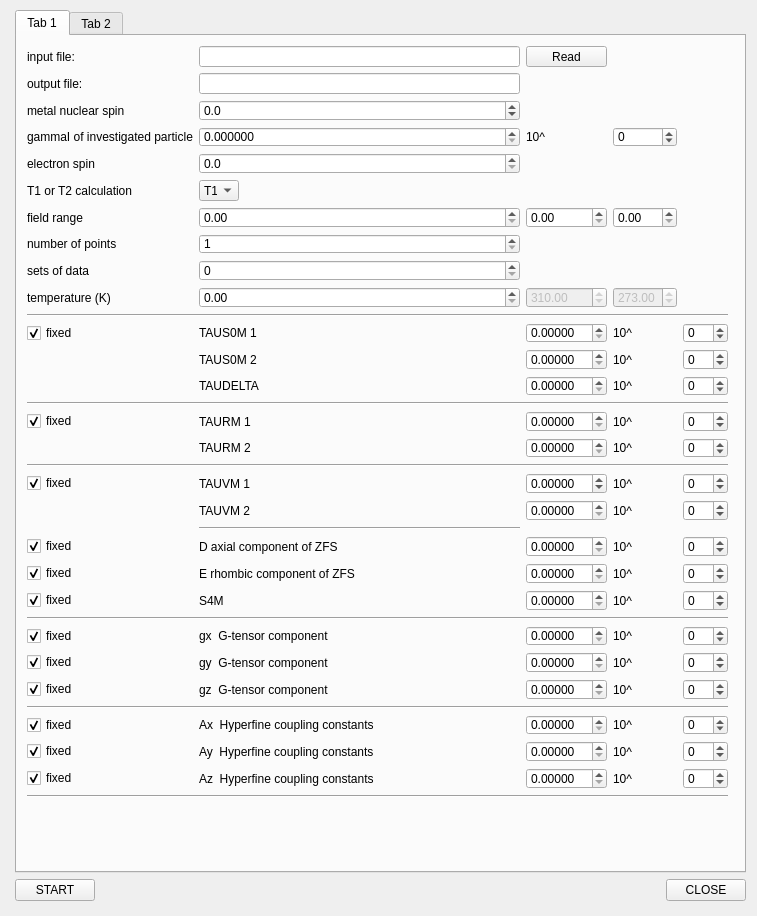
First picture: the form in src/mainwidget.ui, repository wdastru/NMRD, before the edit.
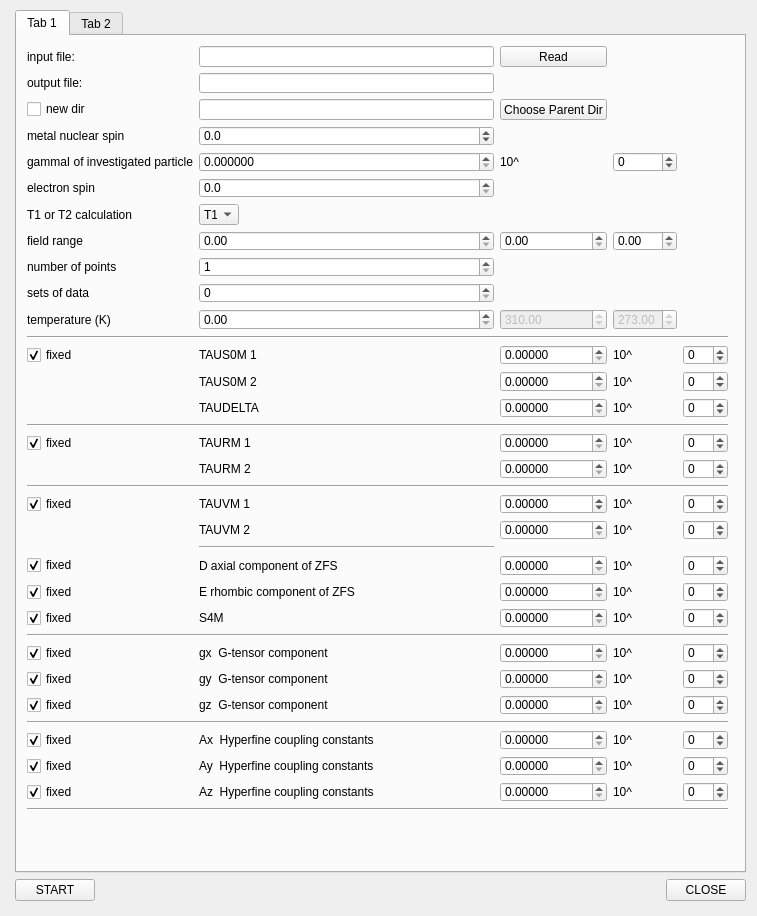
Second picture: the form after the edit.

Patch:
```diff
--- a/src/mainwidget.ui
+++ b/src/mainwidget.ui
@@ -47,7 +47,7 @@
           <x>0</x>
           <y>0</y>
           <width>721</width>
-          <height>763</height>
+          <height>776</height>
          </rect>
         </property>
         <layout class="QGridLayout" name="gridLayout">
@@ -60,7 +60,58 @@
          <property name="rightMargin">
           <number>10</number>
          </property>
-         <item row="3" column="1">
+         <item row="32" column="0">
+          <widget class="QCheckBox" name="gyCheckBox">
+           <property name="text">
+            <string>fixed</string>
+           </property>
+           <property name="checked">
+            <bool>true</bool>
+           </property>
+          </widget>
+         </item>
+         <item row="33" column="1">
+          <widget class="QLabel" name="gzLabel">
+           <property name="text">
+            <string>gz  G-tensor component</string>
+           </property>
+          </widget>
+         </item>
+         <item row="35" column="2">
+          <widget class="QDoubleSpinBox" name="AxDoubleSpinBox">
+           <property name="decimals">
+            <number>5</number>
+           </property>
+           <property name="maximum">
+            <double>10.000000000000000</double>
+           </property>
+           <property name="singleStep">
+            <double>0.100000000000000</double>
+           </property>
+          </widget>
+         </item>
+         <item row="32" column="3">
+          <widget class="QLabel" name="label_22">
+           <property name="text">
+            <string>10^</string>
+           </property>
+          </widget>
+         </item>
+         <item row="32" column="1">
+          <widget class="QLabel" name="gyLabel">
+           <property name="text">
+            <string>gy  G-tensor component</string>
+           </property>
+          </widget>
+         </item>
+         <item row="32" column="4">
+          <widget class="QSpinBox" name="gyExpSpinBox">
+           <property name="minimum">
+            <number>-99</number>
+           </property>
+          </widget>
+         </item>
+         <item row="4" column="1">
           <widget class="QDoubleSpinBox" name="metalNuclearSpinDoubleSpinBox">
            <property name="decimals">
             <number>1</number>
@@ -76,28 +127,28 @@
            </property>
           </widget>
          </item>
-         <item row="4" column="0">
+         <item row="5" column="0">
           <widget class="QLabel" name="gammaILabel">
            <property name="text">
             <string>gammaI of investigated particle</string>
            </property>
           </widget>
          </item>
-         <item row="12" column="4">
+         <item row="13" column="4">
           <widget class="QSpinBox" name="TAUMS01ExpSpinBox">
            <property name="minimum">
             <number>-99</number>
            </property>
           </widget>
          </item>
-         <item row="7" column="0">
+         <item row="8" column="0">
           <widget class="QLabel" name="fieldRangeLabel">
            <property name="text">
             <string>field range</string>
            </property>
           </widget>
          </item>
-         <item row="36" column="2">
+         <item row="37" column="2">
           <widget class="QDoubleSpinBox" name="AzDoubleSpinBox">
            <property name="decimals">
             <number>5</number>
@@ -110,28 +161,28 @@
            </property>
           </widget>
          </item>
-         <item row="36" column="1">
+         <item row="37" column="1">
           <widget class="QLabel" name="AzLabel">
            <property name="text">
             <string>Az  Hyperfine coupling constants</string>
            </property>
           </widget>
          </item>
-         <item row="36" column="3">
+         <item row="37" column="3">
           <widget class="QLabel" name="label_31">
            <property name="text">
             <string>10^</string>
            </property>
           </widget>
          </item>
-         <item row="35" column="3">
+         <item row="36" column="3">
           <widget class="QLabel" name="label_26">
            <property name="text">
             <string>10^</string>
            </property>
           </widget>
          </item>
-         <item row="36" column="0">
+         <item row="37" column="0">
           <widget class="QCheckBox" name="AzCheckBox">
            <property name="text">
             <string>fixed</string>
@@ -141,86 +192,35 @@
            </property>
           </widget>
          </item>
-         <item row="35" column="4">
+         <item row="36" column="4">
           <widget class="QSpinBox" name="AyExpSpinBox">
            <property name="minimum">
             <number>-99</number>
            </property>
           </widget>
          </item>
-         <item row="31" column="0">
-          <widget class="QCheckBox" name="gyCheckBox">
-           <property name="text">
-            <string>fixed</string>
-           </property>
-           <property name="checked">
-            <bool>true</bool>
-           </property>
-          </widget>
-         </item>
-         <item row="8" column="0">
+         <item row="9" column="0">
           <widget class="QLabel" name="numberOfPointsLabel">
            <property name="text">
             <string>number of points</string>
            </property>
           </widget>
          </item>
-         <item row="31" column="4">
-          <widget class="QSpinBox" name="gyExpSpinBox">
-           <property name="minimum">
-            <number>-99</number>
-           </property>
-          </widget>
-         </item>
-         <item row="31" column="1">
-          <widget class="QLabel" name="gyLabel">
-           <property name="text">
-            <string>gy  G-tensor component</string>
-           </property>
-          </widget>
-         </item>
-         <item row="31" column="3">
-          <widget class="QLabel" name="label_22">
-           <property name="text">
-            <string>10^</string>
-           </property>
-          </widget>
-         </item>
-         <item row="34" column="2">
-          <widget class="QDoubleSpinBox" name="AxDoubleSpinBox">
-           <property name="decimals">
-            <number>5</number>
-           </property>
-           <property name="maximum">
-            <double>10.000000000000000</double>
-           </property>
-           <property name="singleStep">
-            <double>0.100000000000000</double>
-           </property>
-          </widget>
-         </item>
-         <item row="32" column="1">
-          <widget class="QLabel" name="gzLabel">
-           <property name="text">
-            <string>gz  G-tensor component</string>
-           </property>
-          </widget>
-         </item>
-         <item row="34" column="1">
+         <item row="35" column="1">
           <widget class="QLabel" name="AxLabel">
            <property name="text">
             <string>Ax  Hyperfine coupling constants</string>
            </property>
           </widget>
          </item>
-         <item row="33" column="0" colspan="5">
+         <item row="34" column="0" colspan="5">
           <widget class="Line" name="line_6">
            <property name="orientation">
             <enum>Qt::Horizontal</enum>
            </property>
           </widget>
          </item>
-         <item row="31" column="2">
+         <item row="32" column="2">
           <widget class="QDoubleSpinBox" name="gyDoubleSpinBox">
            <property name="decimals">
             <number>5</number>
@@ -233,14 +233,14 @@
            </property>
           </widget>
          </item>
-         <item row="32" column="4">
+         <item row="33" column="4">
           <widget class="QSpinBox" name="gzExpSpinBox">
            <property name="minimum">
             <number>-99</number>
            </property>
           </widget>
          </item>
-         <item row="32" column="2">
+         <item row="33" column="2">
           <widget class="QDoubleSpinBox" name="gzDoubleSpinBox">
            <property name="decimals">
             <number>5</number>
@@ -253,7 +253,7 @@
            </property>
           </widget>
          </item>
-         <item row="32" column="0">
+         <item row="33" column="0">
           <widget class="QCheckBox" name="gzCheckBox">
            <property name="text">
             <string>fixed</string>
@@ -263,35 +263,35 @@
            </property>
           </widget>
          </item>
-         <item row="32" column="3">
+         <item row="33" column="3">
           <widget class="QLabel" name="label_23">
            <property name="text">
             <string>10^</string>
            </property>
           </widget>
          </item>
-         <item row="28" column="3">
+         <item row="29" column="3">
           <widget class="QLabel" name="label_32">
            <property name="text">
             <string>10^</string>
            </property>
           </widget>
          </item>
-         <item row="25" column="1">
-          <widget class="Line" name="line_4">
-           <property name="orientation">
-            <enum>Qt::Horizontal</enum>
-           </property>
-          </widget>
-         </item>
          <item row="26" column="1">
+          <widget class="Line" name="line_4">
+           <property name="orientation">
+            <enum>Qt::Horizontal</enum>
+           </property>
+          </widget>
+         </item>
+         <item row="27" column="1">
           <widget class="QLabel" name="DZFSLabel">
            <property name="text">
             <string>D axial component of ZFS</string>
            </property>
           </widget>
          </item>
-         <item row="26" column="2">
+         <item row="27" column="2">
           <widget class="QDoubleSpinBox" name="DZFSDoubleSpinBox">
            <property name="decimals">
             <number>5</number>
@@ -304,14 +304,14 @@
            </property>
           </widget>
          </item>
-         <item row="26" column="4">
+         <item row="27" column="4">
           <widget class="QSpinBox" name="DZFSExpSpinBox">
            <property name="minimum">
             <number>-99</number>
            </property>
           </widget>
          </item>
-         <item row="28" column="0">
+         <item row="29" column="0">
           <widget class="QCheckBox" name="S4MCheckBox">
            <property name="text">
             <string>fixed</string>
@@ -321,14 +321,14 @@
            </property>
           </widget>
          </item>
-         <item row="30" column="4">
+         <item row="31" column="4">
           <widget class="QSpinBox" name="gxExpSpinBox">
            <property name="minimum">
             <number>-99</number>
            </property>
           </widget>
          </item>
-         <item row="26" column="0">
+         <item row="27" column="0">
           <widget class="QCheckBox" name="DZFSCheckBox">
            <property name="text">
             <string>fixed</string>
@@ -338,7 +338,7 @@
            </property>
           </widget>
          </item>
-         <item row="30" column="2">
+         <item row="31" column="2">
           <widget class="QDoubleSpinBox" name="gxDoubleSpinBox">
            <property name="decimals">
             <number>5</number>
@@ -351,35 +351,35 @@
            </property>
           </widget>
          </item>
-         <item row="30" column="1">
+         <item row="31" column="1">
           <widget class="QLabel" name="gxLabel">
            <property name="text">
             <string>gx  G-tensor component</string>
            </property>
           </widget>
          </item>
-         <item row="29" column="0" colspan="5">
+         <item row="30" column="0" colspan="5">
           <widget class="Line" name="line_5">
            <property name="orientation">
             <enum>Qt::Horizontal</enum>
            </property>
           </widget>
          </item>
-         <item row="27" column="4">
+         <item row="28" column="4">
           <widget class="QSpinBox" name="EZFSExpSpinBox">
            <property name="minimum">
             <number>-99</number>
            </property>
           </widget>
          </item>
-         <item row="30" column="3">
+         <item row="31" column="3">
           <widget class="QLabel" name="label_21">
            <property name="text">
             <string>10^</string>
            </property>
           </widget>
          </item>
-         <item row="28" column="2">
+         <item row="29" column="2">
           <widget class="QDoubleSpinBox" name="S4MDoubleSpinBox">
            <property name="decimals">
             <number>5</number>
@@ -392,28 +392,28 @@
            </property>
           </widget>
          </item>
-         <item row="26" column="3">
-          <widget class="QLabel" name="label_19">
-           <property name="text">
-            <string>10^</string>
-           </property>
-          </widget>
-         </item>
          <item row="27" column="3">
+          <widget class="QLabel" name="label_19">
+           <property name="text">
+            <string>10^</string>
+           </property>
+          </widget>
+         </item>
+         <item row="28" column="3">
           <widget class="QLabel" name="label_20">
            <property name="text">
             <string>10^</string>
            </property>
           </widget>
          </item>
-         <item row="24" column="3">
+         <item row="25" column="3">
           <widget class="QLabel" name="label_9">
            <property name="text">
             <string>10^</string>
            </property>
           </widget>
          </item>
-         <item row="27" column="0">
+         <item row="28" column="0">
           <widget class="QCheckBox" name="EZFSCheckBox">
            <property name="text">
             <string>fixed</string>
@@ -423,14 +423,14 @@
            </property>
           </widget>
          </item>
-         <item row="27" column="1">
+         <item row="28" column="1">
           <widget class="QLabel" name="EZFSLabel">
            <property name="text">
             <string>E rhombic component of ZFS</string>
            </property>
           </widget>
          </item>
-         <item row="30" column="0">
+         <item row="31" column="0">
           <widget class="QCheckBox" name="gxCheckBox">
            <property name="text">
             <string>fixed</string>
@@ -440,21 +440,21 @@
            </property>
           </widget>
          </item>
-         <item row="24" column="4">
+         <item row="25" column="4">
           <widget class="QSpinBox" name="TAUVM2ExpSpinBox">
            <property name="minimum">
             <number>-99</number>
            </property>
           </widget>
          </item>
-         <item row="28" column="1">
+         <item row="29" column="1">
           <widget class="QLabel" name="S4MLabel">
            <property name="text">
             <string>S4M</string>
            </property>
           </widget>
          </item>
-         <item row="27" column="2">
+         <item row="28" column="2">
           <widget class="QDoubleSpinBox" name="EZFSDoubleSpinBox">
            <property name="decimals">
             <number>5</number>
@@ -467,42 +467,42 @@
            </property>
           </widget>
          </item>
-         <item row="28" column="4">
+         <item row="29" column="4">
           <widget class="QSpinBox" name="S4MExpSpinBox">
            <property name="minimum">
             <number>-99</number>
            </property>
           </widget>
          </item>
-         <item row="20" column="3">
+         <item row="21" column="3">
           <widget class="QLabel" name="label_5">
            <property name="text">
             <string>10^</string>
            </property>
           </widget>
          </item>
-         <item row="12" column="1">
+         <item row="13" column="1">
           <widget class="QLabel" name="TAUMS01Label">
            <property name="text">
             <string>TAUS0M 1</string>
            </property>
           </widget>
          </item>
-         <item row="4" column="3">
+         <item row="5" column="3">
           <widget class="QSpinBox" name="gammaIExpSpinBox">
            <property name="minimum">
             <number>-99</number>
            </property>
           </widget>
          </item>
-         <item row="21" column="4">
+         <item row="22" column="4">
           <widget class="QSpinBox" name="TAURM2ExpSpinBox">
            <property name="minimum">
             <number>-99</number>
            </property>
           </widget>
          </item>
-         <item row="4" column="1">
+         <item row="5" column="1">
           <widget class="QDoubleSpinBox" name="gammaIDoubleSpinBox">
            <property name="decimals">
             <number>6</number>
@@ -515,35 +515,35 @@
            </property>
           </widget>
          </item>
-         <item row="20" column="1">
+         <item row="21" column="1">
           <widget class="QLabel" name="TAURM1Label">
            <property name="text">
             <string>TAURM 1</string>
            </property>
           </widget>
          </item>
-         <item row="11" column="0" colspan="5">
+         <item row="12" column="0" colspan="5">
           <widget class="Line" name="line">
            <property name="orientation">
             <enum>Qt::Horizontal</enum>
            </property>
           </widget>
          </item>
-         <item row="21" column="3">
+         <item row="22" column="3">
           <widget class="QLabel" name="label_6">
            <property name="text">
             <string>10^</string>
            </property>
           </widget>
          </item>
-         <item row="17" column="4">
+         <item row="18" column="4">
           <widget class="QSpinBox" name="TAUDELTAExpSpinBox">
            <property name="minimum">
             <number>-99</number>
            </property>
           </widget>
          </item>
-         <item row="20" column="2">
+         <item row="21" column="2">
           <widget class="QDoubleSpinBox" name="TAURM1DoubleSpinBox">
            <property name="decimals">
             <number>5</number>
@@ -556,21 +556,21 @@
            </property>
           </widget>
          </item>
-         <item row="17" column="1">
+         <item row="18" column="1">
           <widget class="QLabel" name="TAUDELTALabel">
            <property name="text">
             <string>TAUDELTA</string>
            </property>
           </widget>
          </item>
-         <item row="19" column="0" colspan="5">
+         <item row="20" column="0" colspan="5">
           <widget class="Line" name="line_2">
            <property name="orientation">
             <enum>Qt::Horizontal</enum>
            </property>
           </widget>
          </item>
-         <item row="21" column="2">
+         <item row="22" column="2">
           <widget class="QDoubleSpinBox" name="TAURM2DoubleSpinBox">
            <property name="decimals">
             <number>5</number>
@@ -583,42 +583,42 @@
            </property>
           </widget>
          </item>
-         <item row="20" column="4">
+         <item row="21" column="4">
           <widget class="QSpinBox" name="TAURM1ExpSpinBox">
            <property name="minimum">
             <number>-99</number>
            </property>
           </widget>
          </item>
-         <item row="5" column="0">
+         <item row="6" column="0">
           <widget class="QLabel" name="elSpinLabel">
            <property name="text">
             <string>electron spin</string>
            </property>
           </widget>
          </item>
-         <item row="22" column="0" colspan="5">
+         <item row="23" column="0" colspan="5">
           <widget class="Line" name="line_3">
            <property name="orientation">
             <enum>Qt::Horizontal</enum>
            </property>
           </widget>
          </item>
-         <item row="23" column="1">
+         <item row="24" column="1">
           <widget class="QLabel" name="TAUVM1Label">
            <property name="text">
             <string>TAUVM 1</string>
            </property>
           </widget>
          </item>
-         <item row="12" column="3">
+         <item row="13" column="3">
           <widget class="QLabel" name="label_2">
            <property name="text">
             <string>10^</string>
            </property>
           </widget>
          </item>
-         <item row="23" column="2">
+         <item row="24" column="2">
           <widget class="QDoubleSpinBox" name="TAUVM1DoubleSpinBox">
            <property name="decimals">
             <number>5</number>
@@ -634,17 +634,17 @@
            </property>
           </widget>
          </item>
-         <item row="23" column="3">
+         <item row="24" column="3">
           <widget class="QLabel" name="label_8">
            <property name="text">
             <string>10^</string>
            </property>
           </widget>
          </item>
-         <item row="7" column="1">
+         <item row="8" column="1">
           <widget class="QDoubleSpinBox" name="fieldRangeX1DoubleSpinBox"/>
          </item>
-         <item row="5" column="1">
+         <item row="6" column="1">
           <widget class="QDoubleSpinBox" name="elSpinDoubleSpinBox">
            <property name="decimals">
             <number>1</number>
@@ -654,28 +654,28 @@
            </property>
           </widget>
          </item>
-         <item row="6" column="0">
+         <item row="7" column="0">
           <widget class="QLabel" name="T1T2Label">
            <property name="text">
             <string>T1 or T2 calculation</string>
            </property>
           </widget>
          </item>
-         <item row="21" column="1">
+         <item row="22" column="1">
           <widget class="QLabel" name="TAURM2Label">
            <property name="text">
             <string>TAURM 2</string>
            </property>
           </widget>
          </item>
-         <item row="4" column="2">
+         <item row="5" column="2">
           <widget class="QLabel" name="gammaILabel2">
            <property name="text">
             <string>10^</string>
            </property>
           </widget>
          </item>
-         <item row="20" column="0">
+         <item row="21" column="0">
           <widget class="QCheckBox" name="TauRCheckBox">
            <property name="text">
             <string>fixed</string>
@@ -685,7 +685,7 @@
            </property>
           </widget>
          </item>
-         <item row="6" column="1">
+         <item row="7" column="1">
           <widget class="QComboBox" name="T1T2ComboBox">
            <property name="maximumSize">
             <size>
@@ -708,7 +708,7 @@
            </item>
           </widget>
          </item>
-         <item row="17" column="2">
+         <item row="18" column="2">
           <widget class="QDoubleSpinBox" name="TAUDELTADoubleSpinBox">
            <property name="decimals">
             <number>5</number>
@@ -724,7 +724,7 @@
            </property>
           </widget>
          </item>
-         <item row="12" column="2">
+         <item row="13" column="2">
           <widget class="QDoubleSpinBox" name="TAUMS01DoubleSpinBox">
            <property name="decimals">
             <number>5</number>
@@ -737,14 +737,14 @@
            </property>
           </widget>
          </item>
-         <item row="17" column="3">
+         <item row="18" column="3">
           <widget class="QLabel" name="label_4">
            <property name="text">
             <string>10^</string>
            </property>
           </widget>
          </item>
-         <item row="24" column="2">
+         <item row="25" column="2">
           <widget class="QDoubleSpinBox" name="TAUVM2DoubleSpinBox">
            <property name="decimals">
             <number>5</number>
@@ -757,21 +757,21 @@
            </property>
           </widget>
          </item>
-         <item row="24" column="1">
+         <item row="25" column="1">
           <widget class="QLabel" name="TAUVM2Label">
            <property name="text">
             <string>TAUVM 2</string>
            </property>
           </widget>
          </item>
-         <item row="23" column="4">
+         <item row="24" column="4">
           <widget class="QSpinBox" name="TAUVM1ExpSpinBox">
            <property name="minimum">
             <number>-99</number>
            </property>
           </widget>
          </item>
-         <item row="23" column="0">
+         <item row="24" column="0">
           <widget class="QCheckBox" name="TauVCheckBox">
            <property name="text">
             <string>fixed</string>
@@ -781,10 +781,10 @@
            </property>
           </widget>
          </item>
-         <item row="7" column="3">
+         <item row="8" column="3">
           <widget class="QDoubleSpinBox" name="fieldRangeX3DoubleSpinBox"/>
          </item>
-         <item row="10" column="3">
+         <item row="11" column="3">
           <widget class="QDoubleSpinBox" name="temp3DoubleSpinBox">
            <property name="enabled">
             <bool>false</bool>
@@ -797,14 +797,14 @@
            </property>
           </widget>
          </item>
-         <item row="14" column="4">
+         <item row="15" column="4">
           <widget class="QSpinBox" name="TAUMS02ExpSpinBox">
            <property name="minimum">
             <number>-99</number>
            </property>
           </widget>
          </item>
-         <item row="10" column="2">
+         <item row="11" column="2">
           <widget class="QDoubleSpinBox" name="temp2DoubleSpinBox">
            <property name="enabled">
             <bool>false</bool>
@@ -817,28 +817,28 @@
            </property>
           </widget>
          </item>
-         <item row="14" column="3">
+         <item row="15" column="3">
           <widget class="QLabel" name="label_3">
            <property name="text">
             <string>10^</string>
            </property>
           </widget>
          </item>
-         <item row="10" column="0">
+         <item row="11" column="0">
           <widget class="QLabel" name="tempLabel">
            <property name="text">
             <string>temperature (K)</string>
            </property>
           </widget>
          </item>
-         <item row="10" column="1">
+         <item row="11" column="1">
           <widget class="QDoubleSpinBox" name="temp1DoubleSpinBox">
            <property name="maximum">
             <double>500.000000000000000</double>
            </property>
           </widget>
          </item>
-         <item row="14" column="2">
+         <item row="15" column="2">
           <widget class="QDoubleSpinBox" name="TAUMS02DoubleSpinBox">
            <property name="decimals">
             <number>5</number>
@@ -851,10 +851,10 @@
            </property>
           </widget>
          </item>
-         <item row="7" column="2">
+         <item row="8" column="2">
           <widget class="QDoubleSpinBox" name="fieldRangeX2DoubleSpinBox"/>
          </item>
-         <item row="12" column="0">
+         <item row="13" column="0">
           <widget class="QCheckBox" name="TauSCheckBox">
            <property name="text">
             <string>fixed</string>
@@ -864,14 +864,14 @@
            </property>
           </widget>
          </item>
-         <item row="9" column="0">
+         <item row="10" column="0">
           <widget class="QLabel" name="datasetsLabel">
            <property name="text">
             <string>sets of data</string>
            </property>
           </widget>
          </item>
-         <item row="9" column="1">
+         <item row="10" column="1">
           <widget class="QSpinBox" name="datasetsSpinBox">
            <property name="minimum">
             <number>0</number>
@@ -884,14 +884,14 @@
            </property>
           </widget>
          </item>
-         <item row="14" column="1">
+         <item row="15" column="1">
           <widget class="QLabel" name="TAUMS02Label">
            <property name="text">
             <string>TAUS0M 2</string>
            </property>
           </widget>
          </item>
-         <item row="37" column="0" colspan="5">
+         <item row="38" column="0" colspan="5">
           <widget class="Line" name="line_7">
            <property name="orientation">
             <enum>Qt::Horizontal</enum>
@@ -901,14 +901,14 @@
          <item row="2" column="1">
           <widget class="QLineEdit" name="outputFileLineEdit"/>
          </item>
-         <item row="3" column="0">
+         <item row="4" column="0">
           <widget class="QLabel" name="metalNuclearSpinLabel">
            <property name="text">
             <string>metal nuclear spin</string>
            </property>
           </widget>
          </item>
-         <item row="36" column="4">
+         <item row="37" column="4">
           <widget class="QSpinBox" name="AzExpSpinBox">
            <property name="minimum">
             <number>-99</number>
@@ -922,7 +922,7 @@
            </property>
           </widget>
          </item>
-         <item row="35" column="2">
+         <item row="36" column="2">
           <widget class="QDoubleSpinBox" name="AyDoubleSpinBox">
            <property name="decimals">
             <number>5</number>
@@ -935,17 +935,17 @@
            </property>
           </widget>
          </item>
-         <item row="34" column="0">
-          <widget class="QCheckBox" name="AxCheckBox">
-           <property name="text">
-            <string>fixed</string>
-           </property>
-           <property name="checked">
-            <bool>true</bool>
-           </property>
-          </widget>
-         </item>
          <item row="35" column="0">
+          <widget class="QCheckBox" name="AxCheckBox">
+           <property name="text">
+            <string>fixed</string>
+           </property>
+           <property name="checked">
+            <bool>true</bool>
+           </property>
+          </widget>
+         </item>
+         <item row="36" column="0">
           <widget class="QCheckBox" name="AyCheckBox">
            <property name="text">
             <string>fixed</string>
@@ -955,21 +955,21 @@
            </property>
           </widget>
          </item>
-         <item row="35" column="1">
+         <item row="36" column="1">
           <widget class="QLabel" name="AyLabel">
            <property name="text">
             <string>Ay  Hyperfine coupling constants</string>
            </property>
           </widget>
          </item>
-         <item row="34" column="4">
+         <item row="35" column="4">
           <widget class="QSpinBox" name="AxExpSpinBox">
            <property name="minimum">
             <number>-99</number>
            </property>
           </widget>
          </item>
-         <item row="34" column="3">
+         <item row="35" column="3">
           <widget class="QLabel" name="label_24">
            <property name="text">
             <string>10^</string>
@@ -993,7 +993,7 @@
            </property>
           </widget>
          </item>
-         <item row="8" column="1">
+         <item row="9" column="1">
           <widget class="QSpinBox" name="numberOfPointsSpinBox">
            <property name="minimum">
             <number>1</number>
@@ -1003,6 +1003,26 @@
            </property>
           </widget>
          </item>
+         <item row="3" column="0">
+          <widget class="QCheckBox" name="newDirCheckBox">
+           <property name="text">
+            <string>new dir</string>
+           </property>
+           <property name="checked">
+            <bool>false</bool>
+           </property>
+          </widget>
+         </item>
+         <item row="3" column="2">
+          <widget class="QPushButton" name="chooseParentDirPushButton">
+           <property name="text">
+            <string>Choose Parent Dir</string>
+           </property>
+          </widget>
+         </item>
+         <item row="3" column="1">
+          <widget class="QLineEdit" name="newDirLineEdit"/>
+         </item>
         </layout>
        </widget>
       </widget>
```
Left out of the diff: 34 changed lines with no effect on the pictures.
